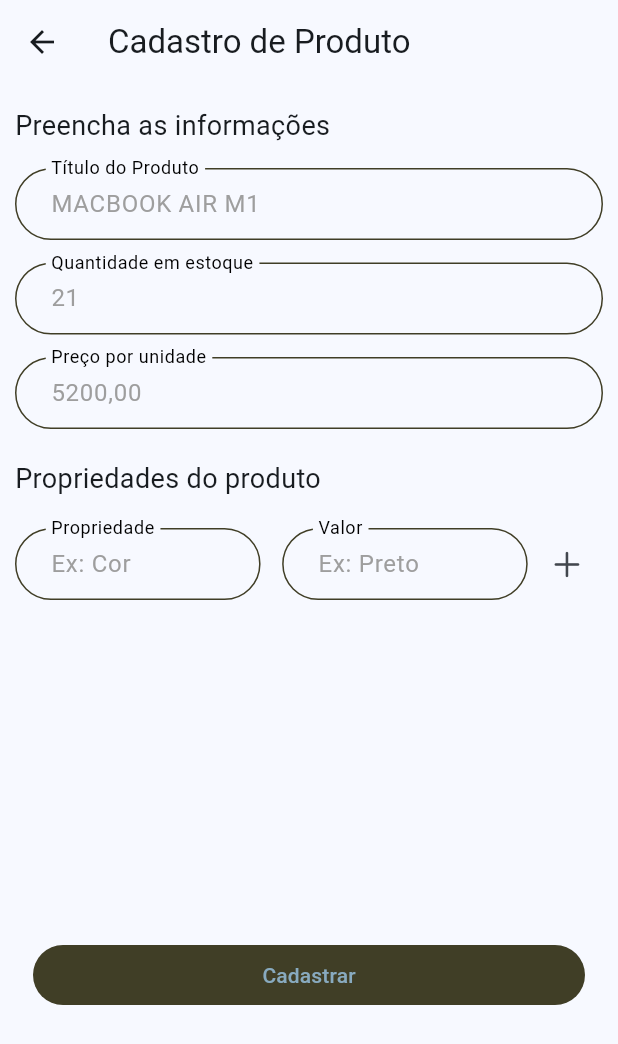
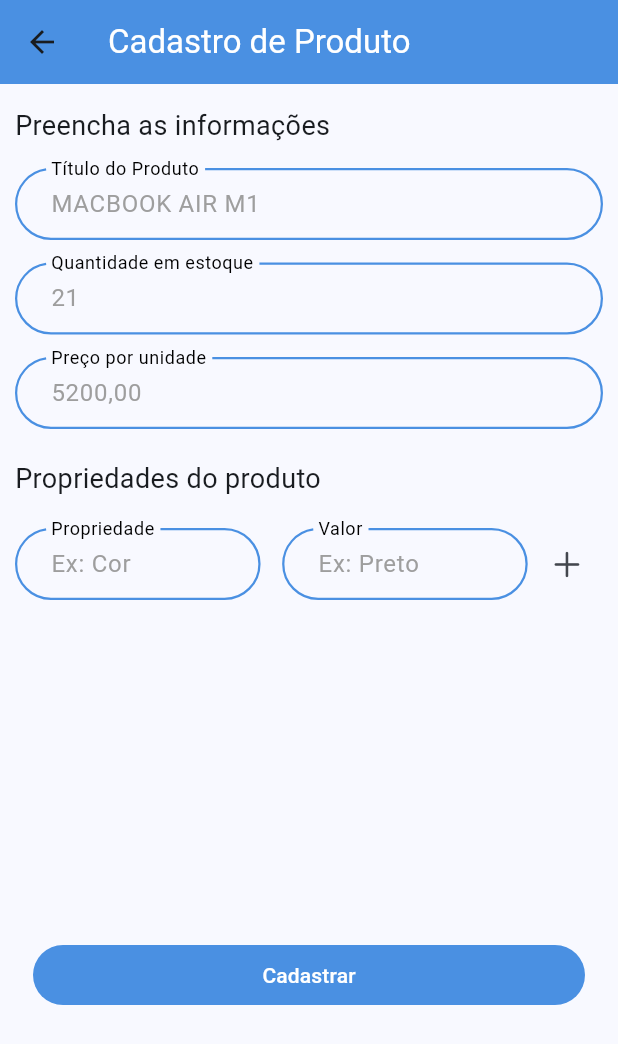
Before and after one commit to devcsuzarte/myCommerce_Flutter, a Flutter app: the AddItemScreen screen opened directly, on a phone screen of 412 x 824 dp. Shown: the top 1044 px of the screen. Run offline on Flutter 3.47's test engine with Material 3 defaults, Android fonts, the phone set to English and light mode, and no system bars; our stand-ins replace cloud_firestore, firebase_auth, firebase_core; accounts and stored records are empty.

Commit message:
Create usermodel

```diff
--- a/lib/constants.dart
+++ b/lib/constants.dart
@@ -1,8 +1,8 @@
 import 'package:flutter/cupertino.dart';
 import 'package:flutter/material.dart';
 
-const kPrimaryColor = Color(0xFF403E26);
-const kSecondaryColor = Color(0xFF88AABF);
+const kPrimaryColor = Colors.white;
+const kSecondaryColor = Color(0xFF4A90E2);
 // #0C183E
 // #4CD0FE
 
@@ -47,12 +47,12 @@ const kInputDecoration = InputDecoration(
   ),
   enabledBorder: OutlineInputBorder(
     borderSide:
-    BorderSide(color: kPrimaryColor, width: 1.0),
+    BorderSide(color: kSecondaryColor, width: 1.5),
     borderRadius: BorderRadius.all(Radius.circular(32.0)),
   ),
   focusedBorder: OutlineInputBorder(
     borderSide:
-    BorderSide(color: kSecondaryColor,width: 2.0),
+    BorderSide(color: kSecondaryColor,width: 2.5),
     borderRadius: BorderRadius.all(Radius.circular(32.0)),
   ),
 );
--- a/lib/main.dart
+++ b/lib/main.dart
@@ -34,12 +34,12 @@ class MyApp extends StatelessWidget {
           Locale('pt', 'BR'), // English
         ],
         theme: ThemeData(
-          colorScheme: ColorScheme.fromSeed(seedColor: Color(0xFF426A8C)),
+          colorScheme: ColorScheme.fromSeed(seedColor: Color(0xFF4A90E2)),
           useMaterial3: true,
         ),
         title: 'Flutter Demo',
-        home: const HomeScreen(),
-       // home: isAuth? const HomeScreen() : LoginScreen(),
+        // home: const HomeScreen(),
+       home: isAuth? const HomeScreen() : LoginScreen(),
       ),
     );
   }
--- a/lib/screens/add_item_screen/add_item_screen.dart
+++ b/lib/screens/add_item_screen/add_item_screen.dart
@@ -36,7 +36,12 @@ class _AddItemScreenState extends State<AddItemScreen> {
       },
       child: Scaffold(
         appBar: AppBar(
-          title: Text("Cadastro de Produto"),
+          title: Text("Cadastro de Produto",
+            style: TextStyle(
+              color: Colors.white
+            ),
+          ),
+          backgroundColor: kSecondaryColor,
         ),
           body:  Form(
                 key: formKey,
@@ -148,8 +153,8 @@ class _AddItemScreenState extends State<AddItemScreen> {
                       width: double.infinity,
                       child: TextButton(
                         style: TextButton.styleFrom(
-                          foregroundColor: kSecondaryColor,
-                          backgroundColor: kPrimaryColor,
+                          foregroundColor: kPrimaryColor,
+                          backgroundColor: kSecondaryColor,
                         ),
                           onPressed: () {
                             final form = formKey.currentState!;
--- a/lib/screens/items_screen/items_screen.dart
+++ b/lib/screens/items_screen/items_screen.dart
@@ -24,7 +24,9 @@ class _ItemsScreenState extends State<ItemsScreen> {
     // TODO: implement initState
     super.initState();
     print('DEBUG ITEMSCREEN APPEARS');
+    //print('USER UID: ${Provider.of<ItemData>(context, listen: false).dbCommerceUID}');
     Provider.of<ItemData>(context, listen: false).getItemFromFirebase('');
+
   }
   @override
 
--- a/lib/screens/login_screen/login_screen.dart
+++ b/lib/screens/login_screen/login_screen.dart
@@ -1,9 +1,11 @@
 import 'package:flutter/cupertino.dart';
 import 'package:flutter/material.dart';
+import 'package:mycommerce/controller/commerce_data.dart';
 import 'package:mycommerce/screens/register_screen/register_screen.dart';
 import 'package:mycommerce/constants.dart';
 import 'package:firebase_auth/firebase_auth.dart';
 import 'package:mycommerce/screens/home_screen/home_screen.dart';
+import 'package:provider/provider.dart';
 
 class LoginScreen extends StatefulWidget {
   const LoginScreen({super.key});
@@ -95,6 +97,7 @@ class _LoginScreenState extends State<LoginScreen> {
                                 try {
                                   final user = await _auth.signInWithEmailAndPassword(email: email, password: password);
                                   if(user != null){
+                                    //Provider.of<ItemData>(context, listen: false).dbCommerceUID = user.user!.uid;
                                     Navigator.pushReplacement(context, MaterialPageRoute(builder: (context) => HomeScreen()));
                                   }
                                 } catch (e) {
--- a/lib/widgets/items_screen_widgets/item_cell.dart
+++ b/lib/widgets/items_screen_widgets/item_cell.dart
@@ -28,7 +28,7 @@ class ItemCell extends StatelessWidget {
           child: CircleAvatar(
             minRadius: 28,
             child: Icon(
-              CupertinoIcons.archivebox,
+              item.stock! > 0 ? CupertinoIcons.archivebox_fill : CupertinoIcons.archivebox,
               size: 35,
             ),
           ),
@@ -64,7 +64,7 @@ class ItemCell extends StatelessWidget {
                 },
                 icon: Icon(
                   CupertinoIcons.plus_circle_fill,
-                  color: Colors.green,
+                  color: kSecondaryColor,
                 ),
               ),
             ],
```
Also changed, not shown: lib/controller/users_data.dart (added, +18 -0 lines), lib/models/user_model.dart (added, +10 -0 lines), lib/screens/register_screen/register_screen.dart (+23 -4 lines).
